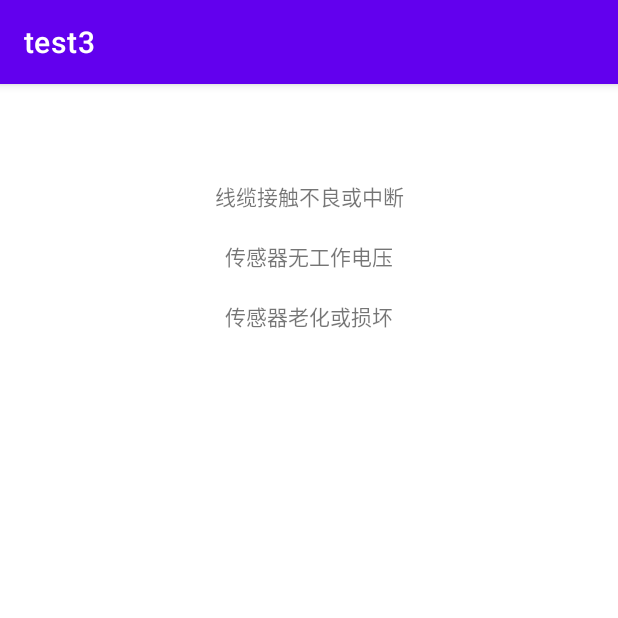
After one commit to 1120026847/jiansuo, an Android app: the AbnormalHumidityReason screen opened directly, with no data from a screen before it, on a phone screen of 412 x 824 dp, the top half of it. The commit adds this screen. Run offline under Robolectric (Android 15) with nearby library versions, the phone set to English and light mode, and no system bars.

Commit message:
Half of the code is completed

```diff
--- /dev/null
+++ b/app/src/main/java/com/example/test3/AbnormalHumidityReason.kt
@@ -0,0 +1,11 @@
+package com.example.test3
+
+import androidx.appcompat.app.AppCompatActivity
+import android.os.Bundle
+
+class AbnormalHumidityReason : AppCompatActivity() {
+    override fun onCreate(savedInstanceState: Bundle?) {
+        super.onCreate(savedInstanceState)
+        setContentView(R.layout.activity_abnormal_humidity_reason)
+    }
+}
--- /dev/null
+++ b/app/src/main/res/layout/activity_abnormal_humidity_reason.xml
@@ -0,0 +1,41 @@
+<?xml version="1.0" encoding="utf-8"?>
+<androidx.constraintlayout.widget.ConstraintLayout xmlns:android="http://schemas.android.com/apk/res/android"
+    xmlns:app="http://schemas.android.com/apk/res-auto"
+    xmlns:tools="http://schemas.android.com/tools"
+    android:layout_width="match_parent"
+    android:layout_height="match_parent"
+    tools:context=".AbnormalHumidityReason">
+    <TextView
+        android:id="@+id/tv_PoorOrInterruptedCableContact"
+        android:layout_width="match_parent"
+        android:layout_height="wrap_content"
+        android:layout_marginTop="64dp"
+        android:gravity="center"
+        android:text="线缆接触不良或中断"
+        app:layout_constraintStart_toStartOf="parent"
+        app:layout_constraintTop_toTopOf="parent" />
+
+    <TextView
+        android:id="@+id/tv_SensorHasNoWorkingVoltage"
+        android:layout_width="match_parent"
+        android:layout_height="wrap_content"
+        android:layout_marginTop="104dp"
+        android:gravity="center"
+        android:text="传感器无工作电压"
+        app:layout_constraintEnd_toEndOf="parent"
+        app:layout_constraintHorizontal_bias="0.0"
+        app:layout_constraintStart_toStartOf="parent"
+        app:layout_constraintTop_toTopOf="parent" />
+
+    <TextView
+        android:id="@+id/tv_SensorAgingOrDamage"
+        android:layout_width="match_parent"
+        android:layout_height="wrap_content"
+        android:layout_marginTop="144dp"
+        android:gravity="center"
+        android:text="传感器老化或损坏"
+        app:layout_constraintEnd_toEndOf="parent"
+        app:layout_constraintHorizontal_bias="0.0"
+        app:layout_constraintStart_toStartOf="parent"
+        app:layout_constraintTop_toTopOf="parent" />
+</androidx.constraintlayout.widget.ConstraintLayout>
```
Also changed, not shown: app/src/main/AndroidManifest.xml (+24 -1 lines), app/src/main/java/com/example/test3/AbnormalHumidity.kt (added, +19 -0 lines), app/src/main/java/com/example/test3/AbnormalUltrasoundWind.kt (added, +27 -0 lines), app/src/main/java/com/example/test3/MainActivity.kt (+5 -8 lines), app/src/main/java/com/example/test3/MyApplication.kt (added, +15 -0 lines), app/src/main/java/com/example/test3/RecyclerAdapter.kt (+11 -6 lines), app/src/main/java/com/example/test3/TemperatureAnomaly.kt (added, +20 -0 lines), app/src/main/java/com/example/test3/WindError_ErrorDataReason.kt (added, +11 -0 lines), app/src/main/java/com/example/test3/WindError_NODataReason.kt (added, +11 -0 lines), app/src/main/java/com/example/test3/temperatureAnomalyReason.kt (added, +11 -0 lines), app/src/main/res/layout/activity_abnormal_humidity.xml (added, +17 -0 lines), app/src/main/res/layout/activity_abnormal_ultrasound_wind.xml (added, +30 -0 lines), app/src/main/res/layout/activity_temperature_anomaly.xml (added, +18 -0 lines), app/src/main/res/layout/activity_temperature_anomaly_reason.xml (added, +29 -0 lines), 2 more files.
